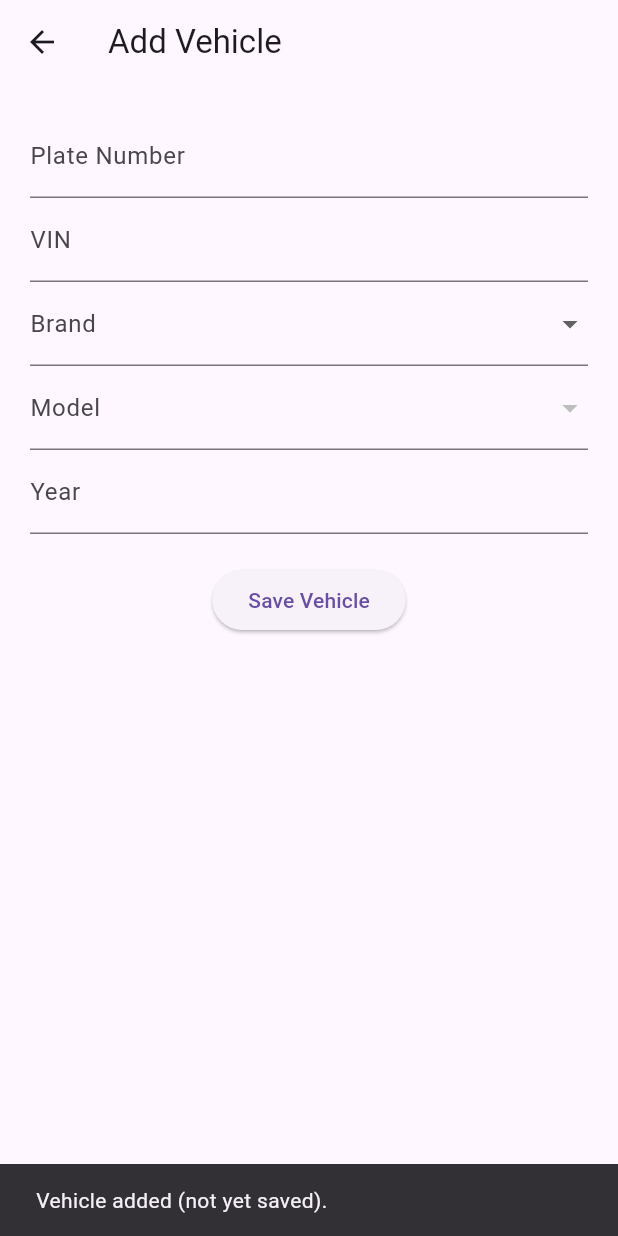
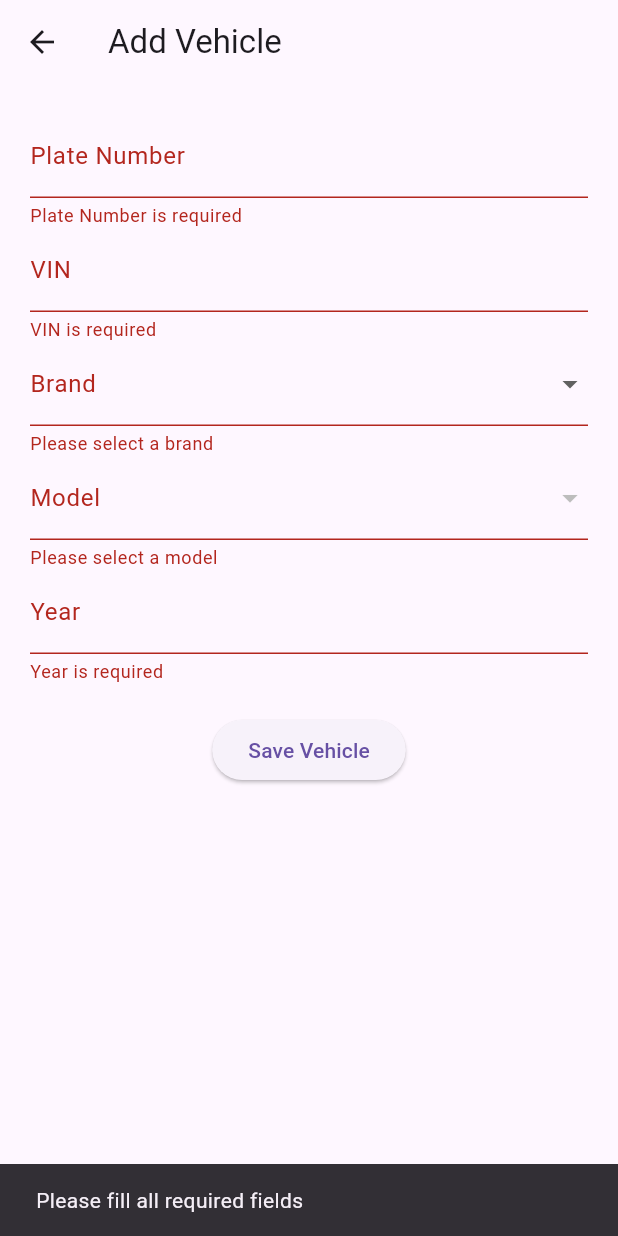
Before and after one commit to amaljoseph759/vehicle_service_app, a Flutter app: the AddVehicleScreen screen opened directly, after a tap on "Save Vehicle", on a phone screen of 412 x 824 dp. Run offline on Flutter 3.47's test engine with Material 3 defaults, Android fonts, the phone set to English and light mode, and no system bars; our stand-ins replace get, get_storage, sqflite; accounts and stored records are empty.

```diff
--- a/vehicle_service_app/lib/presentation/screens/add_vehicle_screen.dart
+++ b/vehicle_service_app/lib/presentation/screens/add_vehicle_screen.dart
@@ -1,11 +1,19 @@
 // add_vehicle_screen.dart
 import 'package:flutter/material.dart';
+import 'package:vehicle_service_app/core/database/database_helper.dart';
 
-class AddVehicleScreen extends StatelessWidget {
+class AddVehicleScreen extends StatefulWidget {
+  @override
+  State<AddVehicleScreen> createState() => _AddVehicleScreenState();
+}
+
+class _AddVehicleScreenState extends State<AddVehicleScreen> {
   final _formKey = GlobalKey<FormState>();
+
   final plateController = TextEditingController();
   final vinController = TextEditingController();
   final yearController = TextEditingController();
+
   String? selectedBrand;
   String? selectedModel;
 
@@ -18,7 +26,7 @@ class AddVehicleScreen extends StatelessWidget {
   @override
   Widget build(BuildContext context) {
     return Scaffold(
-      appBar: AppBar(title: Text('Add Vehicle')),
+      appBar: AppBar(title: const Text('Add Vehicle')),
       body: Padding(
         padding: const EdgeInsets.all(20.0),
         child: Form(
@@ -27,14 +35,26 @@ class AddVehicleScreen extends StatelessWidget {
             children: [
               TextFormField(
                 controller: plateController,
-                decoration: InputDecoration(labelText: 'Plate Number'),
+                decoration: const InputDecoration(labelText: 'Plate Number'),
+                validator: (value) {
+                  if (value == null || value.trim().isEmpty) {
+                    return 'Plate Number is required';
+                  }
+                  return null;
+                },
               ),
               TextFormField(
                 controller: vinController,
-                decoration: InputDecoration(labelText: 'VIN'),
+                decoration: const InputDecoration(labelText: 'VIN'),
+                validator: (value) {
+                  if (value == null || value.trim().isEmpty) {
+                    return 'VIN is required';
+                  }
+                  return null;
+                },
               ),
               DropdownButtonFormField<String>(
-                decoration: InputDecoration(labelText: 'Brand'),
+                decoration: const InputDecoration(labelText: 'Brand'),
                 value: selectedBrand,
                 items: brandModelMap.keys
                     .map((brand) => DropdownMenuItem(
@@ -43,12 +63,20 @@ class AddVehicleScreen extends StatelessWidget {
                         ))
                     .toList(),
                 onChanged: (value) {
-                  selectedBrand = value;
-                  selectedModel = null;
+                  setState(() {
+                    selectedBrand = value;
+                    selectedModel = null;
+                  });
+                },
+                validator: (value) {
+                  if (value == null) {
+                    return 'Please select a brand';
+                  }
+                  return null;
                 },
               ),
               DropdownButtonFormField<String>(
-                decoration: InputDecoration(labelText: 'Model'),
+                decoration: const InputDecoration(labelText: 'Model'),
                 value: selectedModel,
                 items: selectedBrand == null
                     ? []
@@ -59,25 +87,53 @@ class AddVehicleScreen extends StatelessWidget {
                             ))
                         .toList(),
                 onChanged: (value) {
-                  selectedModel = value;
+                  setState(() {
+                    selectedModel = value;
+                  });
+                },
+                validator: (value) {
+                  if (value == null) {
+                    return 'Please select a model';
+                  }
+                  return null;
                 },
               ),
               TextFormField(
                 controller: yearController,
-                decoration: InputDecoration(labelText: 'Year'),
+                decoration: const InputDecoration(labelText: 'Year'),
                 keyboardType: TextInputType.number,
+                validator: (value) {
+                  if (value == null || value.trim().isEmpty) {
+                    return 'Year is required';
+                  }
+                  return null;
+                },
               ),
-              SizedBox(height: 20),
+              const SizedBox(height: 20),
               ElevatedButton(
-                onPressed: () {
-                  // Save vehicle logic here (add SQLite later)
+                onPressed: () async {
                   if (_formKey.currentState!.validate()) {
+                    final db = await DatabaseHelper().database;
+                    await db.insert('vehicles', {
+                      'plate': plateController.text.trim(),
+                      'vin': vinController.text.trim(),
+                      'brand': selectedBrand,
+                      'model': selectedModel,
+                      'year': yearController.text.trim(),
+                    });
+
                     ScaffoldMessenger.of(context).showSnackBar(
-                      SnackBar(content: Text('Vehicle added (not yet saved).')),
+                      SnackBar(content: Text('Vehicle saved successfully.')),
+                    );
+                    Navigator.pop(context);
+                  } else {
+                    ScaffoldMessenger.of(context).showSnackBar(
+                      SnackBar(
+                          content: Text('Please fill all required fields')),
                     );
                   }
                 },
-                child: Text('Save Vehicle'),
+                child: const Text('Save Vehicle'),
               )
             ],
           ),
```
Also changed, not shown: vehicle_service_app/lib/presentation/screens/vehicle_list_screen.dart (added, +87 -0 lines).
